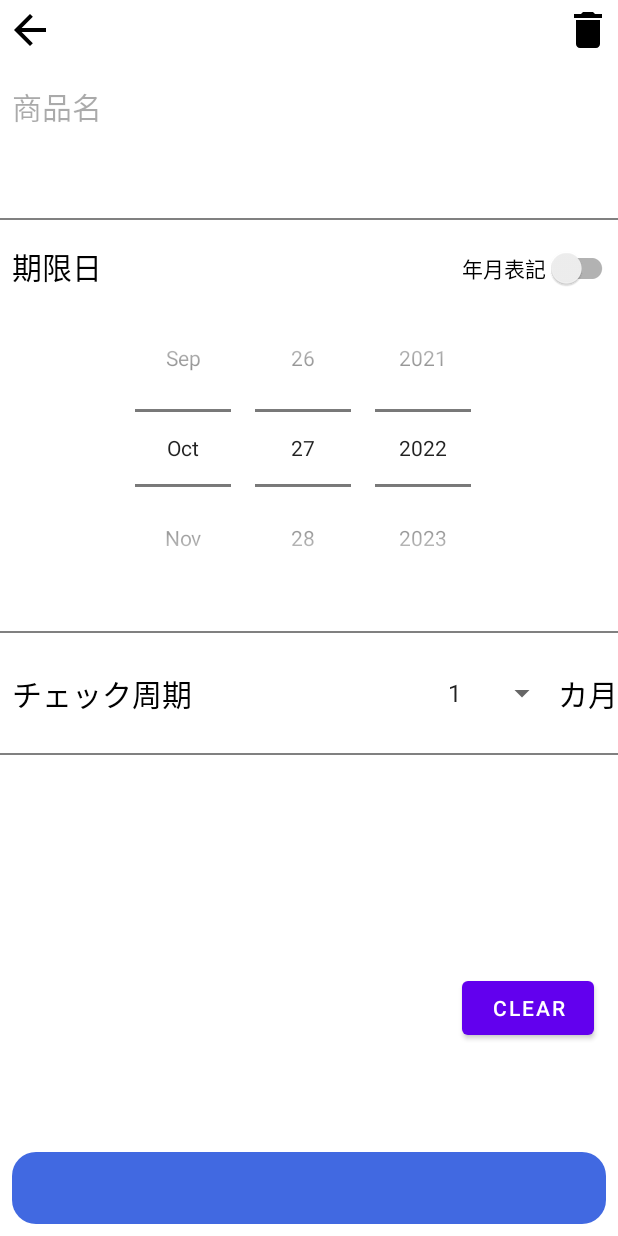
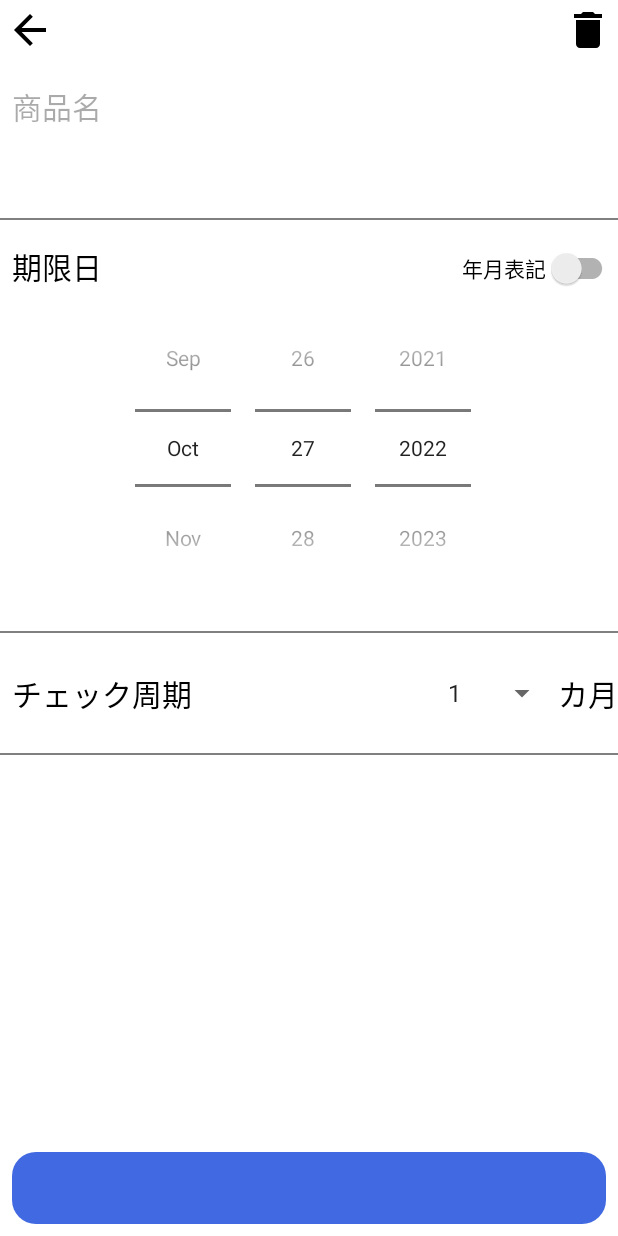
Before and after one commit to tabatad/DeadlineMonitor, an Android app: the fragment ItemInfoFragment placed in its activity, on a phone screen of 412 x 824 dp. Run offline under Robolectric (Android 15) with nearby library versions, the phone set to English and light mode, and no system bars; our stand-ins replace Room's generated code, data binding; libraries missing offline, so code that uses them is left out: com.journeyapps.barcodescanner; 3 statements that could not run were skipped.

Commit message:
[delete]デバッグ用のボタン削除

```diff
--- a/app/src/main/res/layout/fragment_item_info.xml
+++ b/app/src/main/res/layout/fragment_item_info.xml
@@ -185,17 +185,5 @@
             tools:ignore="TextContrastCheck"
             tools:text="@string/register_button" />
 
-        <Button
-            android:id="@+id/button"
-            android:layout_width="wrap_content"
-            android:layout_height="wrap_content"
-            android:layout_marginEnd="16dp"
-            android:layout_marginBottom="128dp"
-            android:onClick="@{() -> itemInfoViewModel.onClear()}"
-            android:text="Clear"
-            app:layout_constraintBottom_toBottomOf="parent"
-            app:layout_constraintEnd_toEndOf="parent"
-            tools:ignore="HardcodedText" />
-
     </androidx.constraintlayout.widget.ConstraintLayout>
 </layout>
```
Also changed, not shown: app/src/main/java/com/tabata/deadlinemonitor/iteminfo/ItemInfoViewModel.kt (+0 -10 lines).
